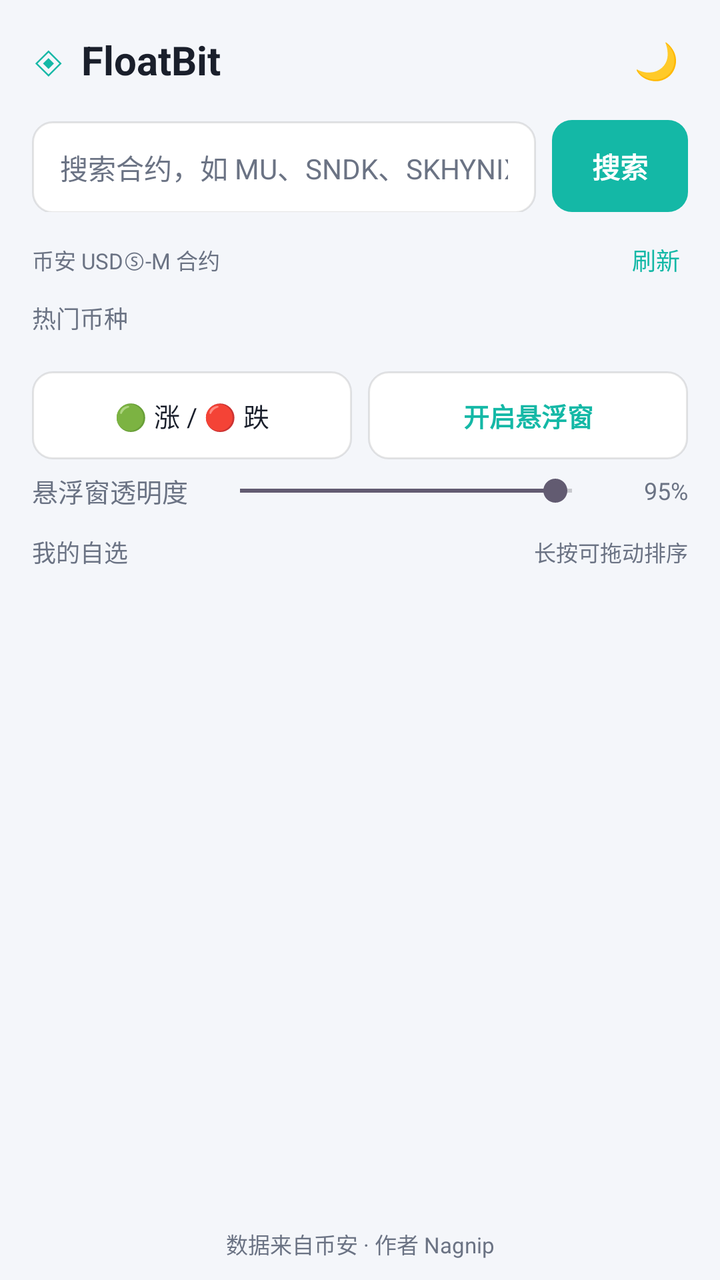
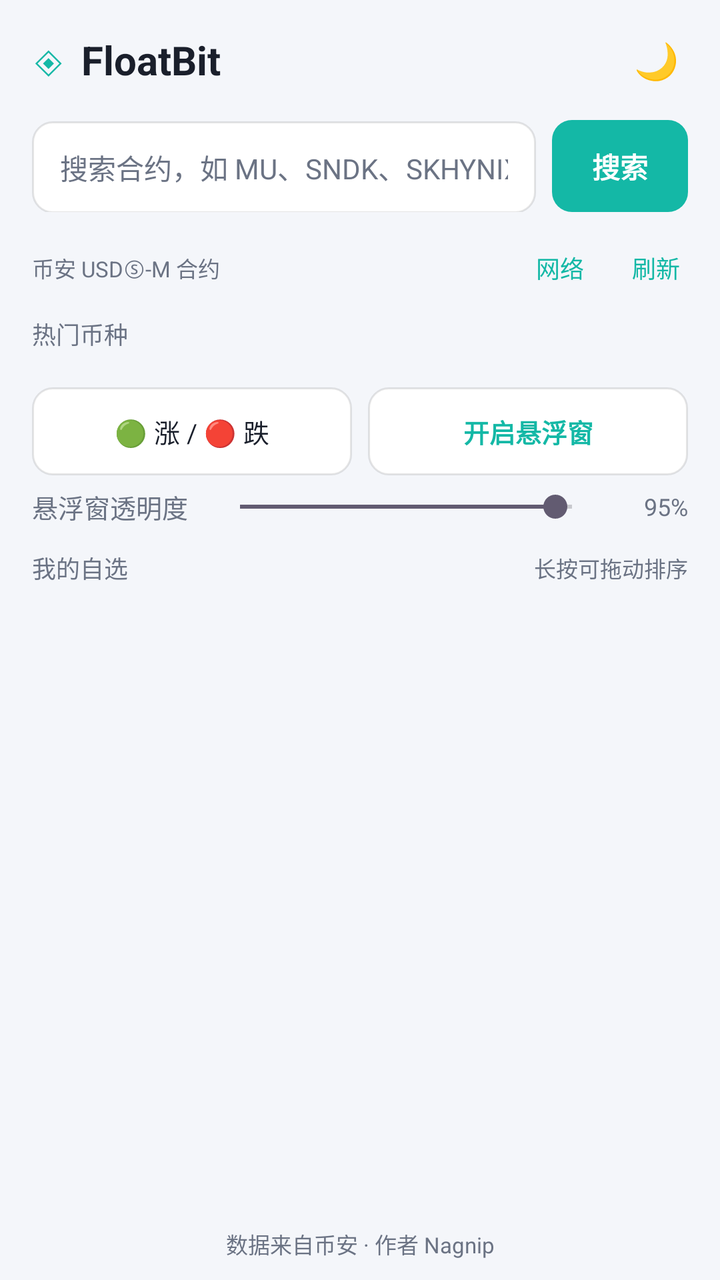

Compare the two renders of this Android layout. The source of the first and the diff that turns it into the second are given below.
<!-- AndroidManifest.xml: application theme Theme.FloatBit_Android -->
<!-- res/layout/activity_main.xml -->
<?xml version="1.0" encoding="utf-8"?>
<LinearLayout xmlns:android="http://schemas.android.com/apk/res/android"
    xmlns:tools="http://schemas.android.com/tools"
    android:id="@+id/main"
    android:layout_width="match_parent"
    android:layout_height="match_parent"
    android:orientation="vertical"
    android:background="@color/bg"
    android:fitsSystemWindows="true"
    tools:context=".MainActivity">

    
    <LinearLayout
        android:layout_width="match_parent"
        android:layout_height="wrap_content"
        android:orientation="horizontal"
        android:gravity="center_vertical"
        android:paddingStart="16dp"
        android:paddingEnd="12dp"
        android:paddingTop="10dp"
        android:paddingBottom="10dp">

        <TextView
            android:layout_width="wrap_content"
            android:layout_height="wrap_content"
            android:text="◈"
            android:textColor="@color/accent"
            android:textSize="22sp" />

        <TextView
            android:layout_width="0dp"
            android:layout_height="wrap_content"
            android:layout_weight="1"
            android:layout_marginStart="8dp"
            android:text="@string/title"
            android:textColor="@color/text_main"
            android:textSize="20sp"
            android:textStyle="bold" />

        <TextView
            android:id="@+id/btn_theme"
            android:layout_width="40dp"
            android:layout_height="40dp"
            android:gravity="center"
            android:text="🌙"
            android:textSize="18sp"
            android:background="?attr/selectableItemBackgroundBorderless" />
    </LinearLayout>

    
    <LinearLayout
        android:layout_width="match_parent"
        android:layout_height="wrap_content"
        android:orientation="horizontal"
        android:paddingStart="16dp"
        android:paddingEnd="16dp"
        android:paddingBottom="4dp">

        <EditText
            android:id="@+id/input_symbol"
            android:layout_width="0dp"
            android:layout_height="46dp"
            android:layout_weight="1"
            android:background="@drawable/bg_input"
            android:paddingStart="14dp"
            android:paddingEnd="14dp"
            android:hint="@string/search_hint"
            android:textColorHint="@color/text_dim"
            android:textColor="@color/text_main"
            android:textSize="14sp"
            android:inputType="textCapCharacters"
            android:imeOptions="actionSearch"
            android:maxLines="1" />

        <TextView
            android:id="@+id/btn_add"
            android:layout_width="wrap_content"
            android:layout_height="46dp"
            android:layout_marginStart="8dp"
            android:background="@drawable/bg_btn_accent"
            android:gravity="center"
            android:text="@string/search"
            android:textColor="@color/on_accent"
            android:textStyle="bold"
            android:textSize="14sp"
            android:paddingStart="20dp"
            android:paddingEnd="20dp" />
    </LinearLayout>

    <LinearLayout
        android:layout_width="match_parent"
        android:layout_height="wrap_content"
        android:gravity="center_vertical"
        android:paddingStart="16dp"
        android:paddingEnd="16dp">

        <TextView
            android:id="@+id/symbol_status"
            android:layout_width="0dp"
            android:layout_height="wrap_content"
            android:layout_weight="1"
            android:text="币安 USDⓈ-M 合约"
            android:textColor="@color/text_dim"
            android:textSize="11sp" />

        <TextView
            android:id="@+id/refresh_symbols"
            android:layout_width="wrap_content"
            android:layout_height="40dp"
            android:gravity="center"
            android:paddingStart="12dp"
            android:paddingEnd="4dp"
            android:text="刷新"
            android:textColor="@color/accent"
            android:textSize="12sp"
            android:background="?attr/selectableItemBackground" />
    </LinearLayout>

    
    <LinearLayout
        android:id="@+id/search_results"
        android:layout_width="match_parent"
        android:layout_height="wrap_content"
        android:orientation="vertical"
        android:visibility="gone"
        android:layout_marginStart="16dp"
        android:layout_marginEnd="16dp"
        android:layout_marginBottom="6dp"
        android:background="@drawable/bg_card" />

    
    <TextView
        android:layout_width="wrap_content"
        android:layout_height="wrap_content"
        android:paddingStart="16dp"
        android:paddingBottom="6dp"
        android:text="热门币种"
        android:textColor="@color/text_dim"
        android:textSize="12sp" />

    <HorizontalScrollView
        android:layout_width="match_parent"
        android:layout_height="wrap_content"
        android:scrollbars="none"
        android:paddingStart="16dp"
        android:paddingEnd="16dp"
        android:clipToPadding="false">

        <LinearLayout
            android:id="@+id/hot_row"
            android:layout_width="wrap_content"
            android:layout_height="wrap_content"
            android:orientation="horizontal" />
    </HorizontalScrollView>

    
    <LinearLayout
        android:layout_width="match_parent"
        android:layout_height="wrap_content"
        android:orientation="horizontal"
        android:paddingStart="16dp"
        android:paddingEnd="16dp"
        android:paddingTop="12dp"
        android:paddingBottom="6dp">

        <TextView
            android:id="@+id/btn_color"
            android:layout_width="0dp"
            android:layout_height="44dp"
            android:layout_weight="1"
            android:background="@drawable/bg_btn_outline"
            android:gravity="center"
            android:text="🟢 涨 / 🔴 跌"
            android:textColor="@color/text_main"
            android:textSize="13sp" />

        <TextView
            android:id="@+id/btn_float"
            android:layout_width="0dp"
            android:layout_height="44dp"
            android:layout_weight="1"
            android:layout_marginStart="8dp"
            android:background="@drawable/bg_btn_outline"
            android:gravity="center"
            android:text="@string/start_float"
            android:textColor="@color/accent"
            android:textStyle="bold"
            android:textSize="13sp" />
    </LinearLayout>

    
    <LinearLayout
        android:layout_width="match_parent"
        android:layout_height="wrap_content"
        android:orientation="horizontal"
        android:gravity="center_vertical"
        android:paddingStart="16dp"
        android:paddingEnd="16dp"
        android:paddingBottom="6dp">

        <TextView
            android:layout_width="wrap_content"
            android:layout_height="wrap_content"
            android:text="悬浮窗透明度"
            android:textColor="@color/text_dim"
            android:textSize="13sp" />

        <SeekBar
            android:id="@+id/seek_opacity"
            android:layout_width="0dp"
            android:layout_height="wrap_content"
            android:layout_weight="1"
            android:layout_marginStart="10dp"
            android:max="100"
            android:progress="95" />

        <TextView
            android:id="@+id/tv_opacity"
            android:layout_width="42dp"
            android:layout_height="wrap_content"
            android:gravity="end"
            android:text="95%"
            android:textColor="@color/text_dim"
            android:textSize="12sp" />
    </LinearLayout>

    
    <LinearLayout
        android:layout_width="match_parent"
        android:layout_height="wrap_content"
        android:orientation="horizontal"
        android:gravity="center_vertical"
        android:paddingStart="16dp"
        android:paddingEnd="16dp"
        android:paddingTop="6dp"
        android:paddingBottom="2dp">

        <TextView
            android:layout_width="0dp"
            android:layout_height="wrap_content"
            android:layout_weight="1"
            android:text="我的自选"
            android:textColor="@color/text_dim"
            android:textSize="12sp" />

        <TextView
            android:layout_width="wrap_content"
            android:layout_height="wrap_content"
            android:text="长按可拖动排序"
            android:textColor="@color/text_dim"
            android:textSize="11sp" />
    </LinearLayout>

    
    <androidx.recyclerview.widget.RecyclerView
        android:id="@+id/list"
        android:layout_width="match_parent"
        android:layout_height="0dp"
        android:layout_weight="1"
        android:paddingStart="16dp"
        android:paddingEnd="16dp"
        android:clipToPadding="false"
        android:paddingBottom="10dp" />

    
    <TextView
        android:layout_width="match_parent"
        android:layout_height="wrap_content"
        android:gravity="center"
        android:paddingBottom="10dp"
        android:text="数据来自币安 · 作者 Nagnip"
        android:textColor="@color/text_dim"
        android:textSize="11sp" />

</LinearLayout>
<!-- resources referenced by this layout -->
<resources>
  <color name="accent">#14B8A6</color>
  <color name="bg">#F4F6FA</color>
  <color name="on_accent">#FFFFFF</color>
  <color name="text_dim">#6B7384</color>
  <color name="text_main">#1A1F2B</color>
  <!-- drawable bg_btn_accent (drawable) -->
  <?xml version="1.0" encoding="utf-8"?>
  <ripple xmlns:android="http://schemas.android.com/apk/res/android"
      android:color="#33FFFFFF">
      <item>
          <shape android:shape="rectangle">
              <solid android:color="@color/accent" />
              <corners android:radius="10dp" />
          </shape>
      </item>
  </ripple>
  <!-- drawable bg_btn_outline (drawable) -->
  <?xml version="1.0" encoding="utf-8"?>
  <ripple xmlns:android="http://schemas.android.com/apk/res/android"
      android:color="#22808080">
      <item>
          <shape android:shape="rectangle">
              <solid android:color="@color/bg_elev" />
              <corners android:radius="10dp" />
              <stroke android:width="1dp" android:color="@color/card_stroke" />
          </shape>
      </item>
  </ripple>
  <!-- drawable bg_card (drawable) -->
  <?xml version="1.0" encoding="utf-8"?>
  <shape xmlns:android="http://schemas.android.com/apk/res/android"
      android:shape="rectangle">
      <solid android:color="@color/bg_card" />
      <corners android:radius="14dp" />
      <stroke android:width="1dp" android:color="@color/card_stroke" />
  </shape>
  <!-- drawable bg_input (drawable) -->
  <?xml version="1.0" encoding="utf-8"?>
  <shape xmlns:android="http://schemas.android.com/apk/res/android"
      android:shape="rectangle">
      <solid android:color="@color/bg_elev" />
      <corners android:radius="10dp" />
      <stroke android:width="1dp" android:color="@color/card_stroke" />
  </shape>
  <string name="search">搜索</string>
  <string name="search_hint">搜索合约，如 MU、SNDK、SKHYNIX</string>
  <string name="start_float">开启悬浮窗</string>
  <string name="title">FloatBit</string>
  <style name="Theme.FloatBit_Android" parent="Base.Theme.FloatBit_Android" />
  <color name="bg_elev">#FFFFFF</color>
  <color name="card_stroke">#1A000000</color>
  <color name="bg_card">#FFFFFF</color>
  <style name="Base.Theme.FloatBit_Android" parent="Theme.Material3.DayNight.NoActionBar">
          <item name="android:windowBackground">@color/bg</item>
          <item name="android:statusBarColor">@color/bg</item>
          <item name="android:navigationBarColor">@color/bg</item>
          <item name="colorPrimary">@color/accent</item>
      </style>
</resources>

<!-- the commit's change to res/layout/activity_main.xml (unified diff, before → after) -->
@@ -104,9 +104,19 @@
             android:textSize="11sp" />
 
         <TextView
+            android:id="@+id/network_settings"
+            android:layout_width="48dp"
+            android:layout_height="48dp"
+            android:gravity="center"
+            android:text="网络"
+            android:textColor="@color/accent"
+            android:textSize="12sp"
+            android:background="?attr/selectableItemBackground" />
+
+        <TextView
             android:id="@+id/refresh_symbols"
             android:layout_width="wrap_content"
-            android:layout_height="40dp"
+            android:layout_height="48dp"
             android:gravity="center"
             android:paddingStart="12dp"
             android:paddingEnd="4dp"
